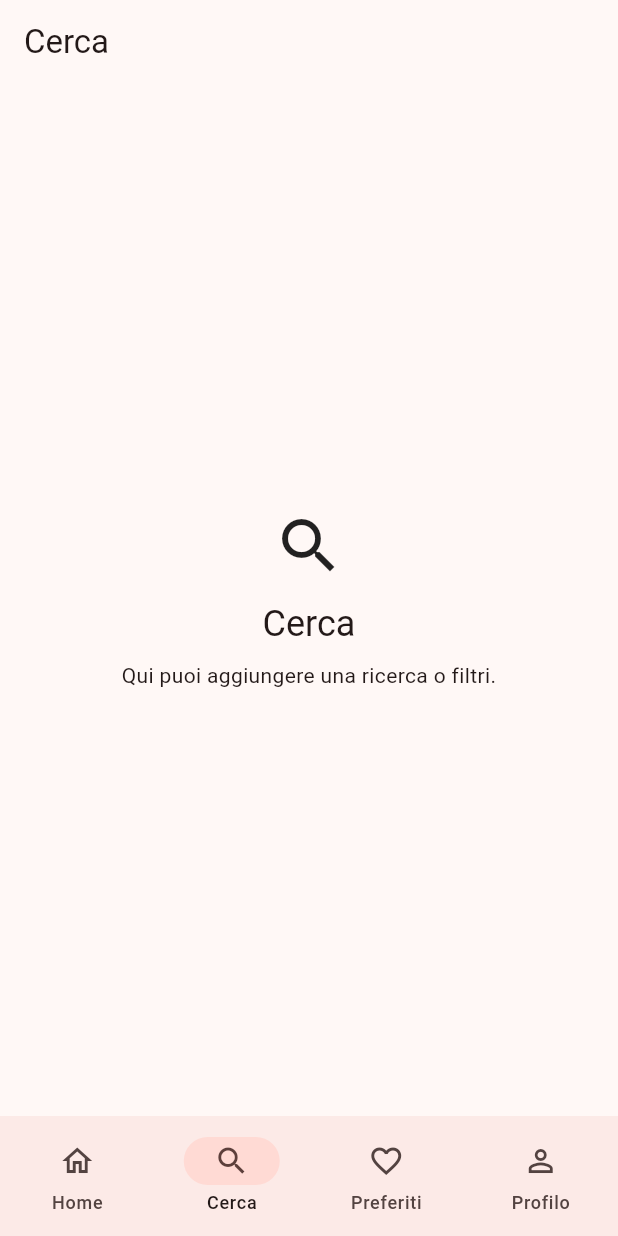
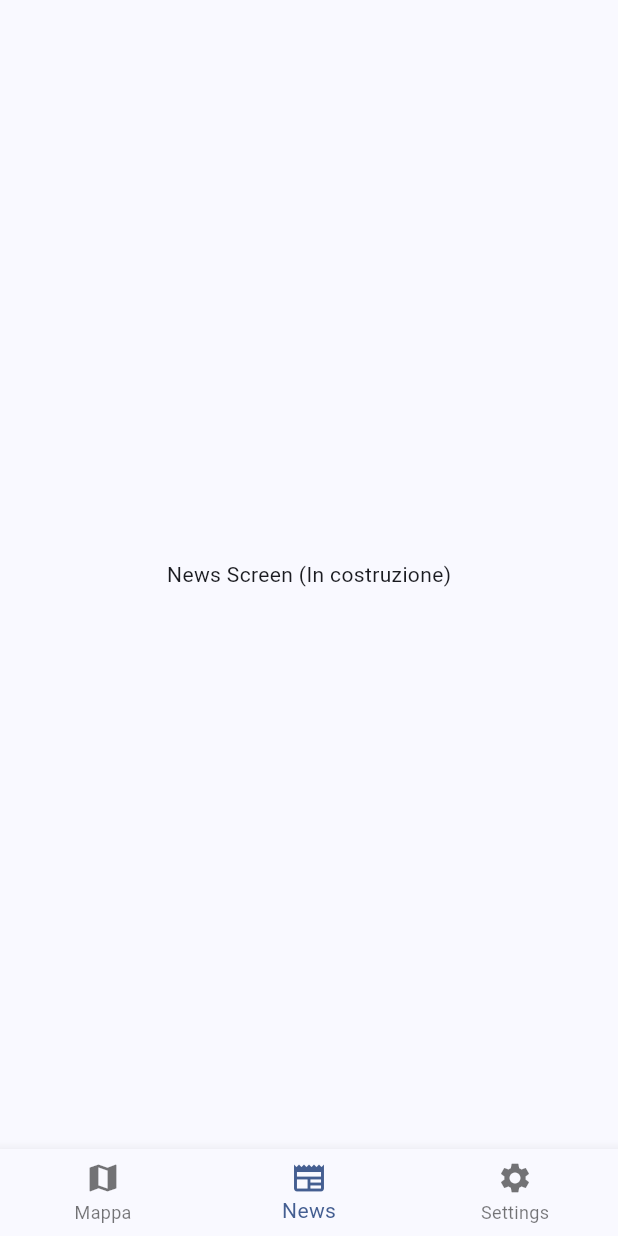
Before and after one commit to nicogarbin/VEnv, a Flutter app: the screen it shows after launch, item 2 of the bottom bar chosen, on a phone screen of 412 x 824 dp. Run offline on Flutter 3.47's test engine with Material 3 defaults, Android fonts, the light colour scheme and no system bars; statements that could not run were skipped.

Commit message:
Risolto conflitto su main e aggiunta nuova struttura

```diff
--- a/lib/main.dart
+++ b/lib/main.dart
@@ -1,6 +1,5 @@
 import 'package:flutter/material.dart';
-
-import 'screens/home_screen.dart';
+import 'screens/main_screen.dart'; // Importiamo il nuovo contenitore
 
 void main() {
   runApp(const MyApp());
@@ -9,18 +8,18 @@ void main() {
 class MyApp extends StatelessWidget {
   const MyApp({super.key});
 
-  // This widget is the root of your application.
   @override
   Widget build(BuildContext context) {
     return MaterialApp(
-      title: 'Flutter Demo',
+      title: 'Venice App',
+      debugShowCheckedModeBanner: false,
       theme: ThemeData(
         colorScheme: ColorScheme.fromSeed(
-          seedColor: const Color.fromARGB(255, 255, 0, 0),
+          seedColor: const Color(0xFF3B82F6),
         ),
         useMaterial3: true,
       ),
-      home: const HomeScreen(),
+      home: const MainScreen(), // <-- Deve puntare qui!
     );
   }
 }
--- a/lib/screens/home_screen.dart
+++ b/lib/screens/home_screen.dart
@@ -1,100 +1,122 @@
 import 'package:flutter/material.dart';
 
-class HomeScreen extends StatefulWidget {
-  const HomeScreen({super.key});
+class DynamicMapScreen extends StatefulWidget {
+  const DynamicMapScreen({super.key});
 
   @override
-  State<HomeScreen> createState() => _HomeScreenState();
+  State<DynamicMapScreen> createState() => _DynamicMapScreenState();
 }
 
-class _HomeScreenState extends State<HomeScreen> {
-  int _selectedIndex = 0;
+class _DynamicMapScreenState extends State<DynamicMapScreen> {
+  @override
+  Widget build(BuildContext context) {
+    // Non usiamo Scaffold qui perché c'è già nel MainScreen.
+    // Usiamo uno Stack per sovrapporre sfondo e barra di ricerca.
+    return const Stack(
+      children: [
+        _MapBackground(), // Sfondo (Mappa)
+        _TopSearch(),     // Barra di ricerca sopra la mappa
+      ],
+    );
+  }
+}
 
-  static const _titles = <String>['Home', 'Cerca', 'Preferiti', 'Profilo'];
+// --- I TUOI WIDGET ORIGINALI (leggermente ottimizzati) ---
 
-  static const _pages = <Widget>[
-    _TabPage(
-      title: 'Home',
-      description: 'Benvenuto! Qui metti i contenuti principali.',
-      icon: Icons.home_outlined,
-    ),
-    _TabPage(
-      title: 'Cerca',
-      description: 'Qui puoi aggiungere una ricerca o filtri.',
-      icon: Icons.search,
-    ),
-    _TabPage(
-      title: 'Preferiti',
-      description: 'Qui puoi mostrare elementi salvati.',
-      icon: Icons.favorite_border,
-    ),
-    _TabPage(
-      title: 'Profilo',
-      description: 'Qui puoi gestire account e impostazioni.',
-      icon: Icons.person_outline,
-    ),
-  ];
+class _MapBackground extends StatelessWidget {
+  const _MapBackground();
 
   @override
   Widget build(BuildContext context) {
-    return Scaffold(
-      appBar: AppBar(title: Text(_titles[_selectedIndex])),
-      body: IndexedStack(index: _selectedIndex, children: _pages),
-      bottomNavigationBar: NavigationBar(
-        selectedIndex: _selectedIndex,
-        onDestinationSelected: (index) {
-          setState(() => _selectedIndex = index);
-        },
-        destinations: const [
-          NavigationDestination(
-            icon: Icon(Icons.home_outlined),
-            selectedIcon: Icon(Icons.home),
-            label: 'Home',
+    return Container(
+      decoration: const BoxDecoration(
+        gradient: LinearGradient(
+          colors: [
+            Color(0xFFBFDBFE), // Celeste chiaro
+            Color(0xFFEFF6FF), // Bianco sporco
+          ],
+          begin: Alignment.topCenter,
+          end: Alignment.bottomCenter,
+        ),
+      ),
+      child: const Center(
+        child: Text(
+          'VENICE MAP',
+          style: TextStyle(
+            fontSize: 28,
+            fontWeight: FontWeight.bold,
+            color: Colors.black26, // Colore più scuro per vedersi sullo sfondo chiaro
           ),
-          NavigationDestination(icon: Icon(Icons.search), label: 'Cerca'),
-          NavigationDestination(
-            icon: Icon(Icons.favorite_border),
-            selectedIcon: Icon(Icons.favorite),
-            label: 'Preferiti',
-          ),
-          NavigationDestination(
-            icon: Icon(Icons.person_outline),
-            selectedIcon: Icon(Icons.person),
-            label: 'Profilo',
-          ),
-        ],
+        ),
       ),
     );
   }
 }
 
-class _TabPage extends StatelessWidget {
-  final String title;
-  final String description;
-  final IconData icon;
-
-  const _TabPage({
-    required this.title,
-    required this.description,
-    required this.icon,
-  });
+class _TopSearch extends StatelessWidget {
+  const _TopSearch();
 
   @override
   Widget build(BuildContext context) {
-    return Center(
+    // SafeArea impedisce che la barra finisca sotto l'orologio/notch del telefono
+    return SafeArea(
       child: Padding(
-        padding: const EdgeInsets.all(24),
+        padding: const EdgeInsets.all(16.0),
         child: Column(
-          mainAxisSize: MainAxisSize.min,
+          mainAxisSize: MainAxisSize.min, // Occupa solo lo spazio necessario
           children: [
-            Icon(icon, size: 48),
+            Material(
+              elevation: 6,
+              borderRadius: BorderRadius.circular(30),
+              child: TextField(
+                decoration: InputDecoration(
+                  hintText: 'Search Sestiere or Zone',
+                  prefixIcon: const Icon(Icons.search),
+                  suffixIcon: const Icon(Icons.tune),
+                  border: InputBorder.none,
+                  contentPadding: const EdgeInsets.symmetric(vertical: 14),
+                ),
+              ),
+            ),
             const SizedBox(height: 12),
-            Text(title, style: Theme.of(context).textTheme.headlineSmall),
-            const SizedBox(height: 8),
-            Text(description, textAlign: TextAlign.center),
+            // SingleChildScrollView per evitare errori se i chip sono troppi
+            SingleChildScrollView(
+              scrollDirection: Axis.horizontal,
+              child: Row(
+                children: const [
+                  _FilterChip(label: 'Flood Risk', selected: true),
+                  _FilterChip(label: 'Tourist Routes'),
+                  _FilterChip(label: 'Vaporetto'),
+                ],
+              ),
+            ),
           ],
         ),
       ),
     );
   }
 }
+
+class _FilterChip extends StatelessWidget {
+  final String label;
+  final bool selected;
+
+  const _FilterChip({required this.label, this.selected = false});
+
+  @override
+  Widget build(BuildContext context) {
+    return Padding(
+      padding: const EdgeInsets.only(right: 8),
+      child: Chip(
+        backgroundColor: selected ? const Color(0xFF3B82F6) : Colors.white,
+        label: Text(
+          label,
+          style: TextStyle(
+            color: selected ? Colors.white : Colors.black,
+            fontWeight: FontWeight.w600,
+          ),
+        ),
+      ),
+    );
+  }
+}
--- /dev/null
+++ b/lib/screens/main_screen.dart
@@ -0,0 +1,59 @@
+import 'package:flutter/material.dart';
+import 'dynamic_map/dynamic_map.dart';
+import 'data_history/data_history.dart';
+import 'news/news.dart';
+import 'alternative_path/alternative_path.dart';
+
+
+
+class MainScreen extends StatefulWidget {
+  const MainScreen({super.key});
+
+  @override
+  State<MainScreen> createState() => _MainScreenState();
+}
+
+class _MainScreenState extends State<MainScreen> {
+  int _currentIndex = 0;
+
+  final List<Widget> _pages = [
+    const DynamicMapScreen(), // La tua mappa ripulita
+    const Center(child: Text("News Screen (In costruzione)")),
+    const Center(child: Text("Settings Screen (In costruzione)")),
+  ];
+
+  @override
+  Widget build(BuildContext context) {
+    return Scaffold(
+      // IndexedStack è FONDAMENTALE per le mappe:
+      // Mantiene la mappa "viva" in memoria anche quando cambi tab,
+      // così non deve ricaricarsi ogni volta che ci torni sopra.
+      body: IndexedStack(
+        index: _currentIndex,
+        children: _pages,
+      ),
+      bottomNavigationBar: BottomNavigationBar(
+        currentIndex: _currentIndex,
+        onTap: (index) {
+          setState(() {
+            _currentIndex = index;
+          });
+        },
+        items: const [
+          BottomNavigationBarItem(
+            icon: Icon(Icons.map),
+            label: 'Mappa',
+          ),
+          BottomNavigationBarItem(
+            icon: Icon(Icons.newspaper),
+            label: 'News',
+          ),
+          BottomNavigationBarItem(
+            icon: Icon(Icons.settings),
+            label: 'Settings',
+          ),
+        ],
+      ),
+    );
+  }
+}
```
